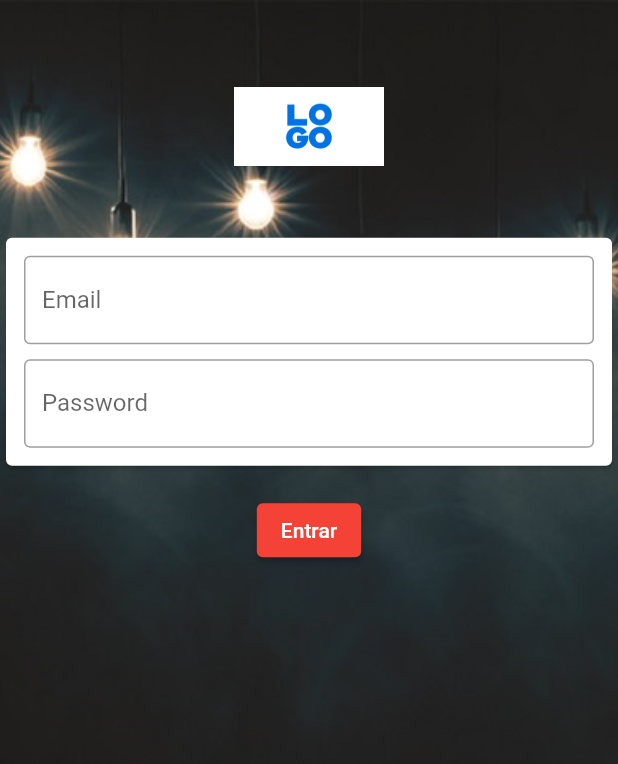
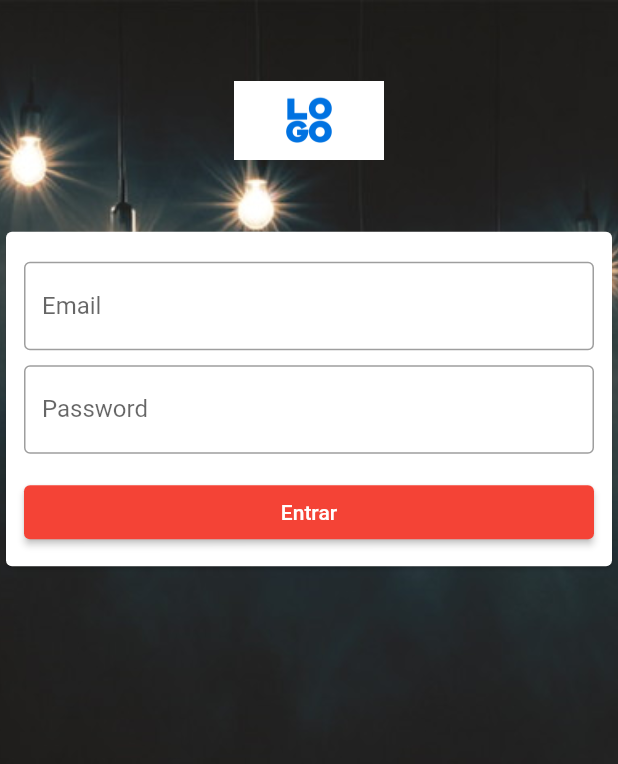
Before and after one commit to lucasshinozaki/estudo-flutter, a Flutter app: the screen it shows after launch, on a phone screen of 412 x 824 dp. Shown: the top 764 px of the screen. Run offline on Flutter 3.47's test engine with Material 2 defaults, Android fonts, the phone set to English and light mode, and no system bars; missing offline and left inert: dart:html.

Commit message:
estudo: Material Card

```diff
--- a/estudo_flutter_application/lib/login_page.dart
+++ b/estudo_flutter_application/lib/login_page.dart
@@ -29,7 +29,8 @@ class _LoginPageState extends State<LoginPage> {
               Container(height: 20),
               Card(
                 child: Padding(
-                  padding: const EdgeInsets.all(12.0),
+                  padding: const EdgeInsets.only(
+                      left: 12, right: 12, top: 20, bottom: 12),
                   child: Column(
                     children: [
                       TextField(
@@ -50,22 +51,31 @@ class _LoginPageState extends State<LoginPage> {
                             labelText: "Password",
                             border: OutlineInputBorder()),
                       ),
-                    ],
-                  ),
-                ),
-              ),
                       SizedBox(height: 15),
                       ElevatedButton(
+                        style: ElevatedButton.styleFrom(
+                          primary: Colors.red,
+                        ),
                         onPressed: () {
-                  if (email == 'email@hotmail.com' && password == '123') {
+                          if (email == 'email@hotmail.com' &&
+                              password == '123') {
                             print("correto");
                             Navigator.of(context).pushReplacementNamed('/home');
                           } else {
                             print('login invalido');
                           }
                         },
-                child: Text("Entrar"),
+                        child: Container(
+                            width: double.infinity,
+                            child: Text(
+                              "Entrar",
+                              textAlign: TextAlign.center,
+                            )),
                       )
+                    ],
+                  ),
+                ),
+              ),
             ],
           ),
         ),
@@ -84,8 +94,7 @@ class _LoginPageState extends State<LoginPage> {
               child: Image.asset(
                 'assets/images/fundo.jpeg',
                 fit: BoxFit.cover,
-              )
-            ),
+              )),
           Container(color: Colors.black.withOpacity(0.3)),
           _body()
         ],
```
Lines whose indentation alone changed are shown as unchanged.
